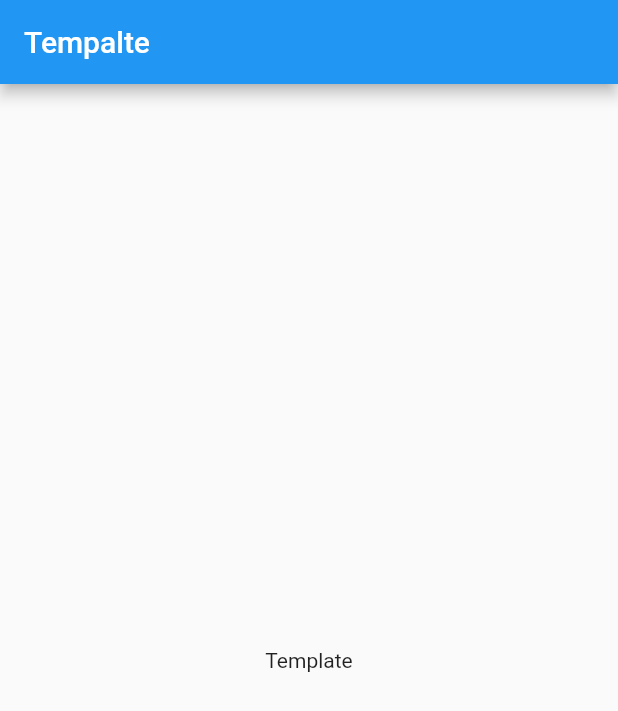
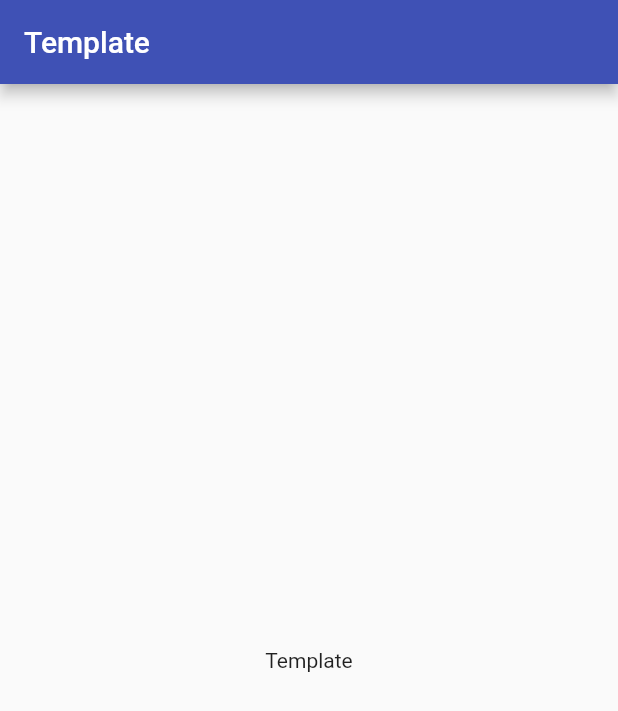
Before and after one commit to delwinbest/flutter_complete_guide, a Flutter app: the screen it shows after launch, on a phone screen of 412 x 824 dp. Shown: the top 711 px of the screen. Run offline on Flutter 3.47's test engine with Material 2 defaults, Android fonts, the phone set to English and light mode, and no system bars.

Commit message:
init app with data model and placeholders

```diff
--- a/lib/main.dart
+++ b/lib/main.dart
@@ -1,19 +1,19 @@
 import 'package:flutter/material.dart';
 
 void main() {
-  runApp(const MyApp());
+  runApp(MyApp());
 }
 
 class MyApp extends StatelessWidget {
-  const MyApp({super.key});
-
+  MyApp({super.key});
+  final ThemeData theme = ThemeData();
   @override
   Widget build(BuildContext context) {
     return MaterialApp(
-      title: 'Flutter Demo',
-      theme: ThemeData(
-        primarySwatch: Colors.blue,
-      ),
+      title: 'Great Places',
+      theme: theme.copyWith(
+          colorScheme: theme.colorScheme
+              .copyWith(primary: Colors.indigo, secondary: Colors.amber)),
       home: const MyHomePage(),
     );
   }
@@ -25,7 +25,7 @@ class MyHomePage extends StatelessWidget {
   @override
   Widget build(BuildContext context) {
     return Scaffold(
-      appBar: AppBar(title: const Text('Tempalte')),
+      appBar: AppBar(title: const Text('Template')),
       body: const Center(child: Text('Template')),
     );
   }
```
Also changed, not shown: lib/models/place.dart (added, +22 -0 lines), lib/providers/great_places_provider.dart (added, +10 -0 lines), lib/screens/places_list_screen.dart (added, +18 -0 lines), lib/screens/add_place_screen.dart (added), lib/screens/place_detail_screen.dart (added), pubspec.lock, 1 other file.
